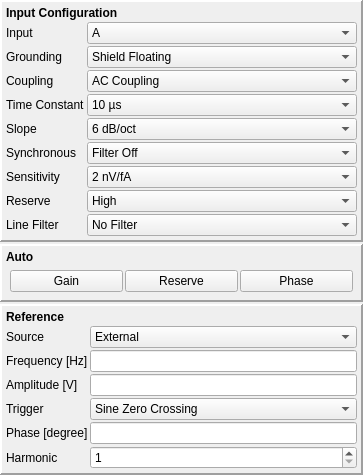
The window that QSR830/SR830Settings_UI.ui (davidgrier/qacam) describes before a commit, drawn with Qt 5.
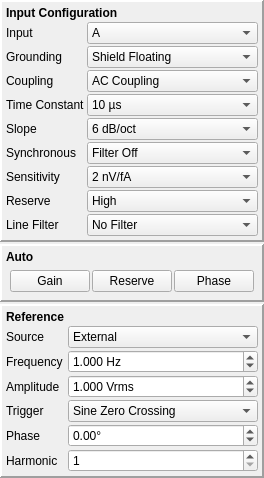
The same window after the commit.

Commit message: Replace QLineEdit with QDoubleSpinBox

What changed in the file:
```diff
--- a/QSR830/SR830Settings_UI.ui
+++ b/QSR830/SR830Settings_UI.ui
@@ -7,8 +7,8 @@
    <rect>
     <x>0</x>
     <y>0</y>
-    <width>363</width>
-    <height>454</height>
+    <width>252</width>
+    <height>463</height>
    </rect>
   </property>
   <property name="windowTitle">
@@ -640,23 +640,17 @@
         <item row="1" column="0">
          <widget class="QLabel" name="labelFrequency">
           <property name="text">
-           <string>Frequency [Hz]</string>
+           <string>Frequency </string>
           </property>
          </widget>
         </item>
-        <item row="1" column="1">
-         <widget class="QLineEdit" name="frequency"/>
-        </item>
         <item row="2" column="0">
          <widget class="QLabel" name="labelAmplitude">
           <property name="text">
-           <string>Amplitude [V]</string>
+           <string>Amplitude</string>
           </property>
          </widget>
         </item>
-        <item row="2" column="1">
-         <widget class="QLineEdit" name="amplitude"/>
-        </item>
         <item row="3" column="0">
          <widget class="QLabel" name="labelTrigger">
           <property name="text">
@@ -686,13 +680,10 @@
         <item row="4" column="0">
          <widget class="QLabel" name="labelPhase">
           <property name="text">
-           <string>Phase [degree]</string>
+           <string>Phase</string>
           </property>
          </widget>
         </item>
-        <item row="4" column="1">
-         <widget class="QLineEdit" name="phase"/>
-        </item>
         <item row="5" column="0">
          <widget class="QLabel" name="labelHarmonic">
           <property name="text">
@@ -710,6 +701,66 @@
           </property>
          </widget>
         </item>
+        <item row="1" column="1">
+         <widget class="QDoubleSpinBox" name="frequency">
+          <property name="sizePolicy">
+           <sizepolicy hsizetype="MinimumExpanding" vsizetype="Fixed">
+            <horstretch>0</horstretch>
+            <verstretch>0</verstretch>
+           </sizepolicy>
+          </property>
+          <property name="suffix">
+           <string> Hz</string>
+          </property>
+          <property name="decimals">
+           <number>3</number>
+          </property>
+          <property name="minimum">
+           <double>0.001000000000000</double>
+          </property>
+          <property name="maximum">
+           <double>102000.000000000000000</double>
+          </property>
+          <property name="value">
+           <double>1.000000000000000</double>
+          </property>
+         </widget>
+        </item>
+        <item row="2" column="1">
+         <widget class="QDoubleSpinBox" name="amplitude">
+          <property name="suffix">
+           <string> Vrms</string>
+          </property>
+          <property name="decimals">
+           <number>3</number>
+          </property>
+          <property name="minimum">
+           <double>0.004000000000000</double>
+          </property>
+          <property name="maximum">
+           <double>2.500000000000000</double>
+          </property>
+          <property name="singleStep">
+           <double>0.100000000000000</double>
+          </property>
+          <property name="value">
+           <double>1.000000000000000</double>
+          </property>
+         </widget>
+        </item>
+        <item row="4" column="1">
+         <widget class="QDoubleSpinBox" name="phase">
+          <property name="suffix">
+           <string>°</string>
+          </property>
+          <property name="minimum">
+           <double>-360.000000000000000</double>
+          </property>
+          <property name="maximum">
+           <double>729.990000000000009</double>
+          </property>
+         </widget>
+        </item>
        </layout>
       </item>
      </layout>
```
The commit also changes 10 other files.
